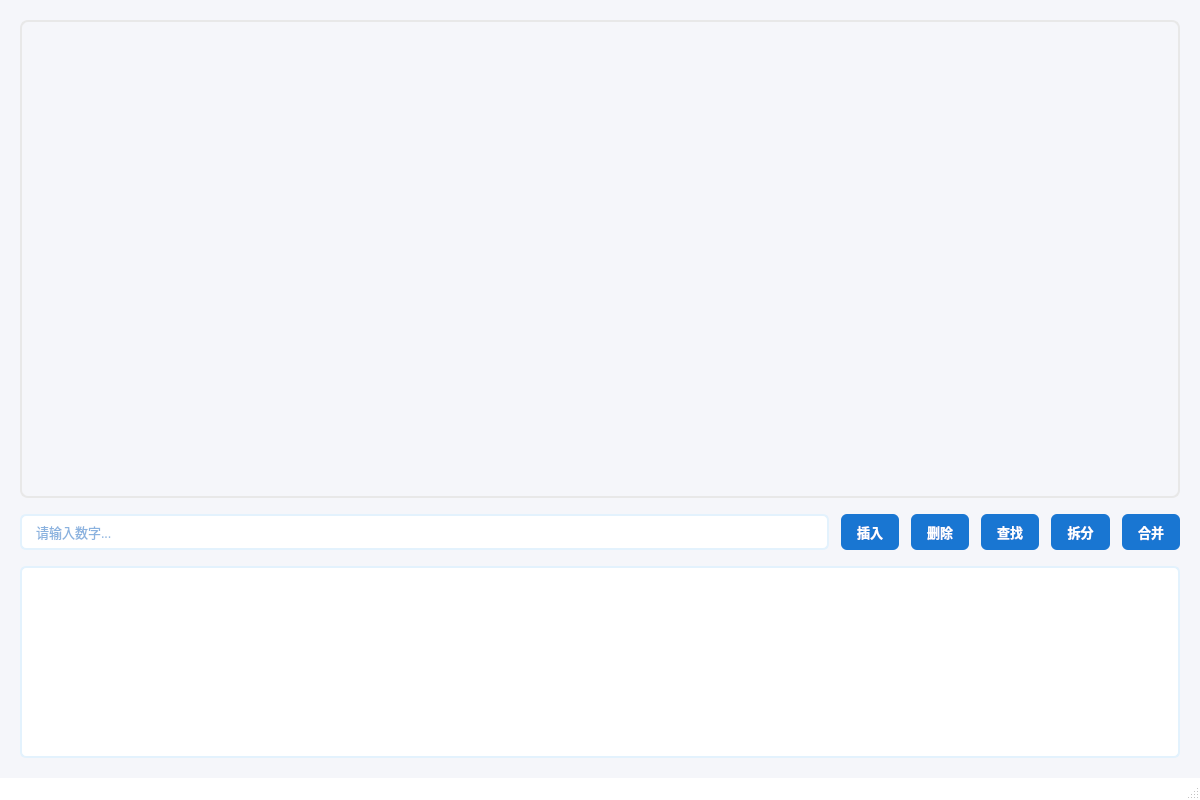
This is mainwindow.ui in xiyuan-qin/ds_course_design_qt as Qt 5 draws it before an edit. The edited form follows.
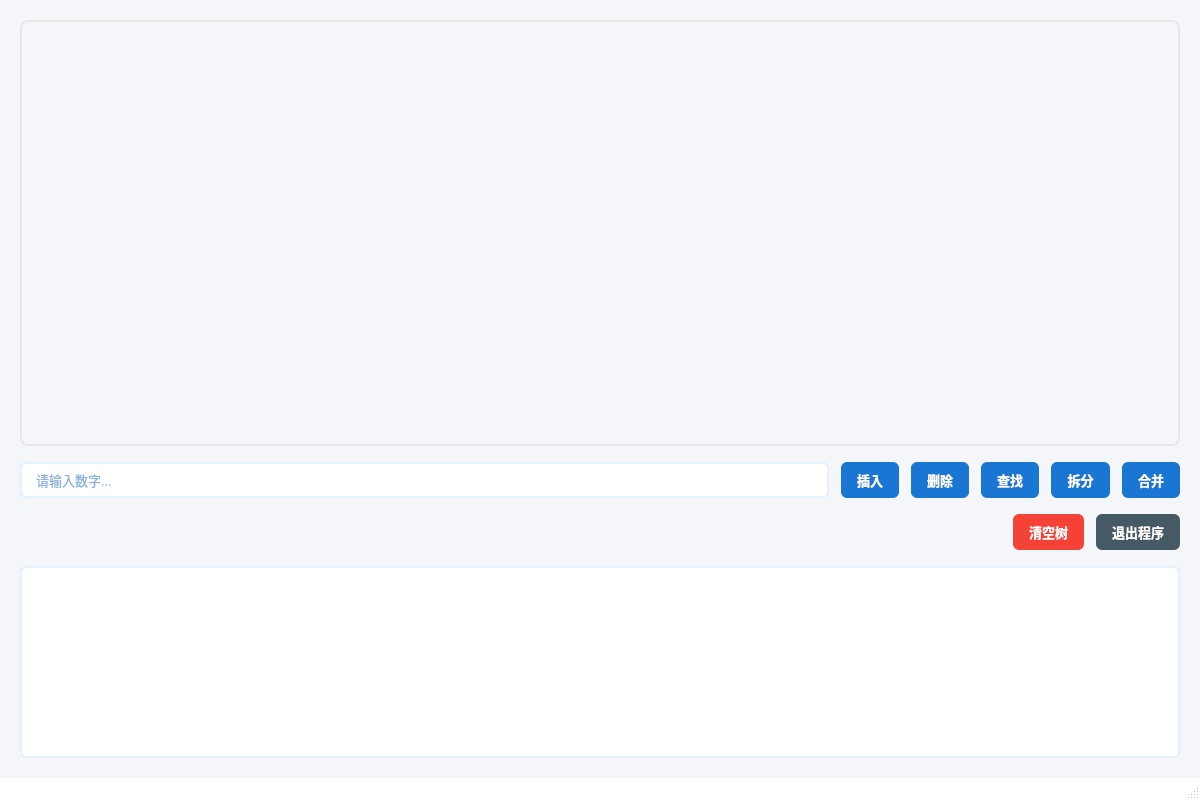
This is the edited form. Custom widgets are drawn as their Qt base class.

Commit message: 增添了清空树和退出按钮

Patch:
```diff
--- a/mainwindow.ui
+++ b/mainwindow.ui
@@ -322,6 +322,96 @@
       </item>
      </layout>
     </item>
+    <item>
+     <layout class="QHBoxLayout" name="extraControlsLayout">
+      <property name="spacing">
+       <number>12</number>
+      </property>
+      <item>
+       <spacer name="horizontalSpacer">
+        <property name="orientation">
+         <enum>Qt::Horizontal</enum>
+        </property>
+        <property name="sizeHint" stdset="0">
+         <size>
+          <width>40</width>
+          <height>20</height>
+         </size>
+        </property>
+       </spacer>
+      </item>
+      <item>
+       <widget class="QPushButton" name="clearButton">
+        <property name="text">
+         <string>清空树</string>
+        </property>
+        <property name="minimumHeight">
+         <number>36</number>
+        </property>
+        <property name="font">
+         <font>
+          <family>Microsoft YaHei</family>
+          <pointsize>10</pointsize>
+          <weight>75</weight>
+          <bold>true</bold>
+         </font>
+        </property>
+        <property name="styleSheet">
+         <string>
+          QPushButton {
+            padding: 8px 16px;
+            background-color: #F44336;  /* Material Red */
+            color: white;
+            border: none;
+            border-radius: 6px;
+          }
+          QPushButton:hover {
+            background-color: #EF5350;  /* Lighter Red */
+          }
+          QPushButton:pressed {
+            background-color: #D32F2F;  /* Darker Red */
+          }
+         </string>
+        </property>
+       </widget>
+      </item>
+      <item>
+       <widget class="QPushButton" name="exitButton">
+        <property name="text">
+         <string>退出程序</string>
+        </property>
+        <property name="minimumHeight">
+         <number>36</number>
+        </property>
+        <property name="font">
+         <font>
+          <family>Microsoft YaHei</family>
+          <pointsize>10</pointsize>
+          <weight>75</weight>
+          <bold>true</bold>
+         </font>
+        </property>
+        <property name="styleSheet">
+         <string>
+          QPushButton {
+            padding: 8px 16px;
+            background-color: #455A64;  /* Material Blue Grey 700 */
+            color: white;
+            border: none;
+            border-radius: 6px;
+          }
+          QPushButton:hover {
+            background-color: #546E7A;  /* Blue Grey 600 */
+          }
+          QPushButton:pressed {
+            background-color: #37474F;  /* Blue Grey 800 */
+          }
+         </string>
+        </property>
+       </widget>
+      </item>
+     </layout>
+    </item>
     <item>
      <widget class="QTextBrowser" name="textBrowser">
       <property name="maximumHeight">
```
The commit also changes 2 other files.
